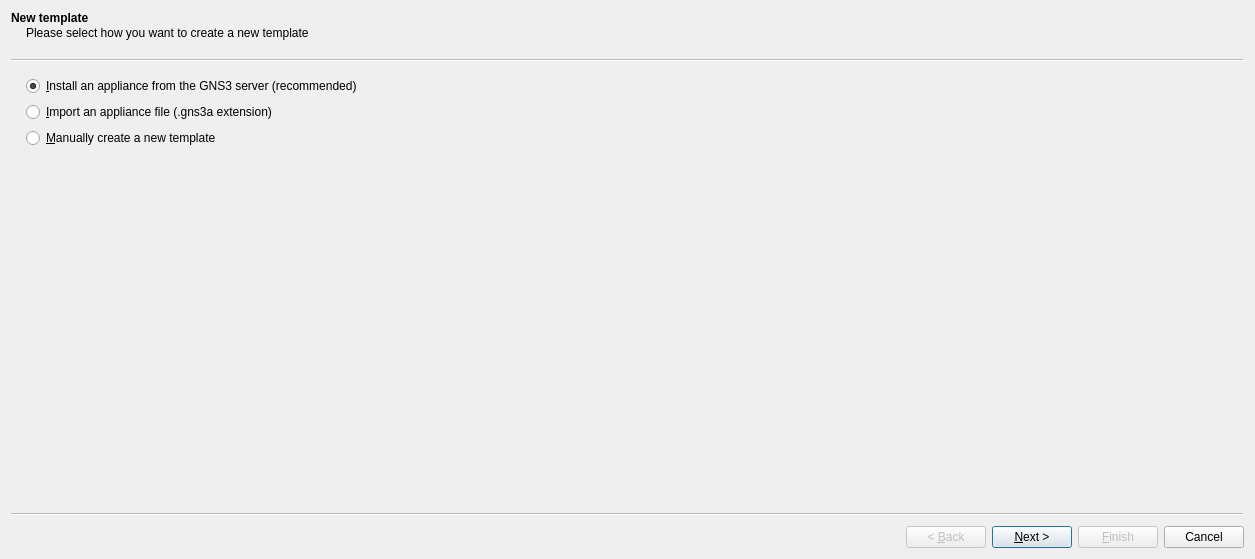
The window that gns3/ui/new_template_wizard.ui (GNS3/gns3-gui) describes before a commit, drawn with Qt 5.
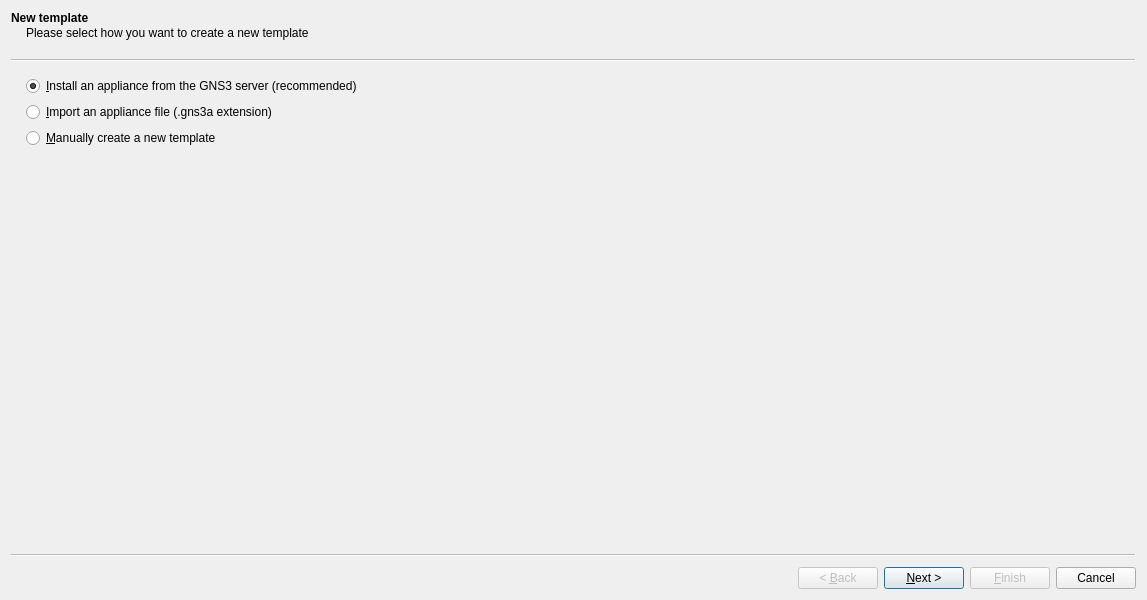
The same window after the commit.

Commit message: Resize some dialogs.

The edit to the form file:
```diff
--- a/gns3/ui/new_template_wizard.ui
+++ b/gns3/ui/new_template_wizard.ui
@@ -9,8 +9,8 @@
    <rect>
     <x>0</x>
     <y>0</y>
-    <width>1255</width>
-    <height>559</height>
+    <width>1147</width>
+    <height>600</height>
    </rect>
   </property>
   <property name="windowTitle">
```
The commit also changes 7 other files.
